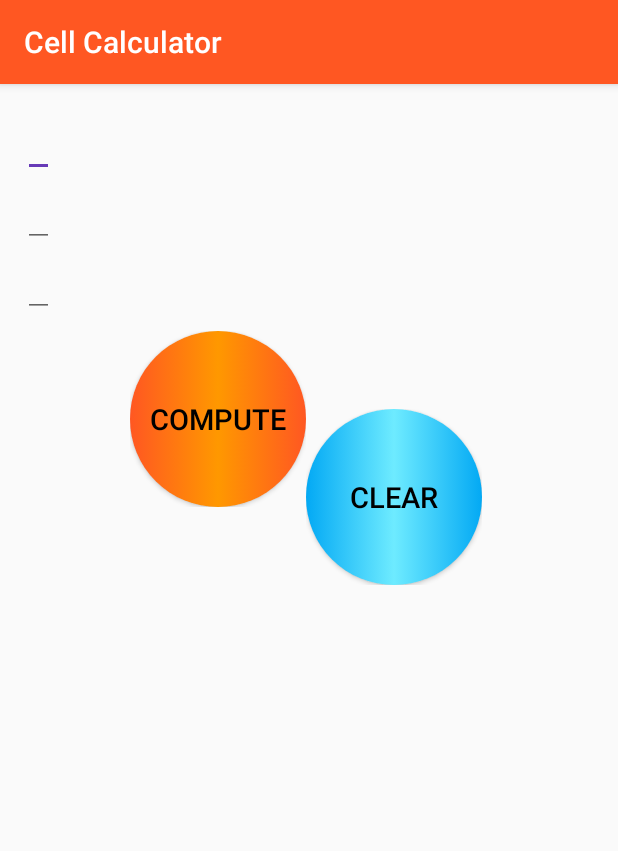
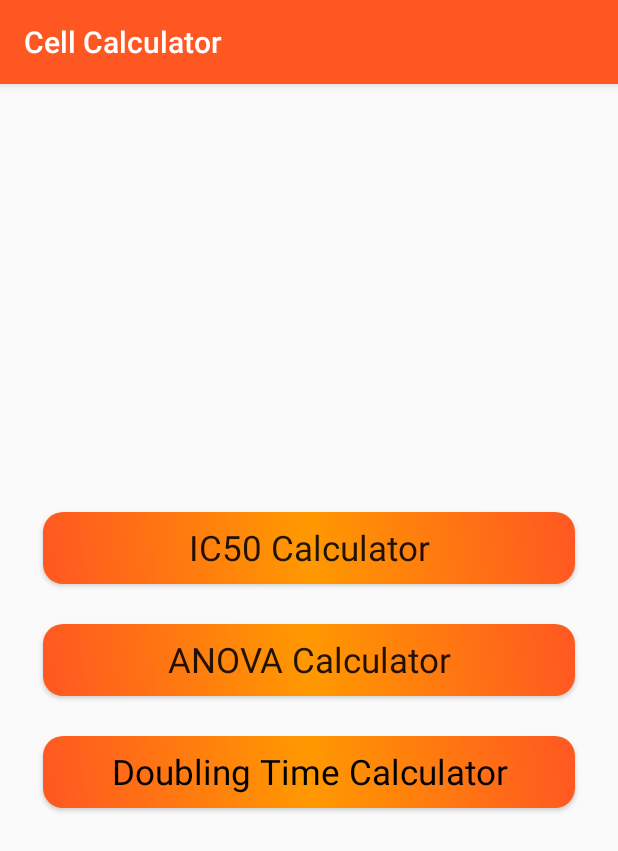
Before and after one commit to faramarzaf/Cell-Calculator, an Android app: the screen it shows after launch (MainActivity before the commit, FirstActivity after it), on a phone screen of 412 x 824 dp. Shown: the top 851 px of the screen. Run offline under Robolectric (Android 15) with nearby library versions, the phone set to English and light mode, and no system bars; our stand-ins replace sdp/ssp sizes; plain views replace ExtendedEditText, RippleView, TextFieldBoxes.

Commit message:
first screen added

```diff
--- a/app/src/main/AndroidManifest.xml
+++ b/app/src/main/AndroidManifest.xml
@@ -1,5 +1,6 @@
 <?xml version="1.0" encoding="utf-8"?>
 <manifest xmlns:android="http://schemas.android.com/apk/res/android"
+    xmlns:tools="http://schemas.android.com/tools"
     package="com.faramarz.tictacdev.cellcalculator">
 
     <application
@@ -8,14 +9,28 @@
         android:label="@string/app_name"
         android:roundIcon="@mipmap/ic_launcher_round"
         android:supportsRtl="true"
-        android:theme="@style/AppTheme">
-        <activity android:name=".MainActivity">
+        android:theme="@style/AppTheme"
+        tools:ignore="GoogleAppIndexingWarning">
+
+        <activity android:name=".FirstActivity">
+
             <intent-filter>
                 <action android:name="android.intent.action.MAIN" />
-
                 <category android:name="android.intent.category.LAUNCHER" />
             </intent-filter>
+
         </activity>
+
+
+
+        <activity android:name=".MainActivity"
+            android:label="Doubling Time Calculator"
+            >
+
+        </activity>
+
+
+
+
     </application>
-
 </manifest>
--- /dev/null
+++ b/app/src/main/java/com/faramarz/tictacdev/cellcalculator/FirstActivity.java
@@ -0,0 +1,40 @@
+package com.faramarz.tictacdev.cellcalculator;
+
+import android.content.Intent;
+import android.support.v7.app.AppCompatActivity;
+import android.os.Bundle;
+import android.view.View;
+import android.widget.Button;
+
+public class FirstActivity extends AppCompatActivity implements View.OnClickListener {
+
+    Button btn_ic50, btn_anova,btn_doublingTime;
+
+    @Override
+    protected void onCreate(Bundle savedInstanceState) {
+        super.onCreate(savedInstanceState);
+        setContentView(R.layout.activity_first);
+        bind();
+
+        btn_ic50.setOnClickListener(this);
+        btn_anova.setOnClickListener(this);
+        btn_doublingTime.setOnClickListener(this);
+    }
+
+    void bind(){
+        btn_ic50 = findViewById(R.id.btn_ic50);
+        btn_anova = findViewById(R.id.btn_anova);
+        btn_doublingTime = findViewById(R.id.btn_doublingTime);
+    }
+
+    @Override
+    public void onClick(View v) {
+        if (v.getId()==btn_ic50.getId()){
+
+        }else if (v.getId()==btn_anova.getId()){
+
+        }else if(v.getId()==btn_doublingTime.getId()){
+            startActivity(new Intent(this,MainActivity.class));
+        }
+    }
+}
--- /dev/null
+++ b/app/src/main/res/drawable-v24/bg_btns_firsts.xml
@@ -0,0 +1,18 @@
+<?xml version="1.0" encoding="utf-8"?>
+<selector xmlns:android="http://schemas.android.com/apk/res/android">
+    <item android:state_pressed="false">
+        <shape android:shape="rectangle">
+            <gradient android:centerColor="#FF9900" android:endColor="#ff5722" android:startColor="#ff5722" android:angle="45" />
+            <corners android:radius="@dimen/_10sdp"/>
+
+        </shape>
+    </item>
+    <item android:state_pressed="true">
+        <shape android:shape="rectangle">
+            <solid android:color="#FF5900" />
+            <corners android:radius="@dimen/_10sdp"/>
+        </shape>
+    </item>
+
+
+</selector>
--- a/app/src/main/res/drawable/bg_btn_circle.xml
+++ b/app/src/main/res/drawable/bg_btn_circle.xml
@@ -7,7 +7,7 @@
     </item>
     <item android:state_pressed="true">
         <shape android:shape="oval">
-            <solid android:color="#2DE4E4E4" />
+            <solid android:color="#A8FF5722" />
         </shape>
     </item>
 
--- a/app/src/main/res/drawable/bg_btn_circle_clear.xml
+++ b/app/src/main/res/drawable/bg_btn_circle_clear.xml
@@ -7,7 +7,7 @@
     </item>
     <item android:state_pressed="true">
         <shape android:shape="oval">
-            <solid android:color="#2DE4E4E4" />
+            <solid android:color="#722196F3" />
         </shape>
     </item>
 
--- /dev/null
+++ b/app/src/main/res/layout/activity_first.xml
@@ -0,0 +1,58 @@
+<?xml version="1.0" encoding="utf-8"?>
+<LinearLayout xmlns:android="http://schemas.android.com/apk/res/android"
+    xmlns:app="http://schemas.android.com/apk/res-auto"
+    xmlns:tools="http://schemas.android.com/tools"
+    android:layout_width="match_parent"
+    android:layout_height="match_parent"
+    android:orientation="vertical"
+    android:padding="@dimen/_12sdp"
+    tools:context=".FirstActivity">
+
+
+    <LinearLayout
+        android:layout_width="match_parent"
+        android:layout_height="match_parent"
+        android:layout_gravity="center"
+        android:gravity="center"
+        android:orientation="vertical"
+
+        >
+
+        <Button
+            android:id="@+id/btn_ic50"
+            style="@style/Theme.AppCompat.Light"
+            android:layout_width="match_parent"
+            android:layout_height="wrap_content"
+            android:layout_margin="@dimen/_10sdp"
+            android:background="@drawable/bg_btns_firsts"
+            android:text="IC50 Calculator"
+            android:textSize="@dimen/_18sdp" />
+
+        <Button
+            android:id="@+id/btn_anova"
+            style="@style/Theme.AppCompat.Light"
+            android:layout_width="match_parent"
+            android:layout_height="wrap_content"
+            android:layout_margin="@dimen/_10sdp"
+            android:background="@drawable/bg_btns_firsts"
+            android:text="ANOVA Calculator"
+            android:textSize="@dimen/_18sdp" />
+
+        <Button
+            android:id="@+id/btn_doublingTime"
+            style="@style/Theme.AppCompat.Light"
+            android:layout_width="match_parent"
+            android:layout_height="wrap_content"
+            android:layout_margin="@dimen/_10sdp"
+            android:background="@drawable/bg_btns_firsts"
+            android:text="Doubling Time Calculator"
+            android:textColor="#000"
+            android:textSize="@dimen/_18sdp"
+
+            />
+
+
+    </LinearLayout>
+
+
+</LinearLayout>
--- a/app/src/main/res/layout/activity_main.xml
+++ b/app/src/main/res/layout/activity_main.xml
@@ -7,7 +7,7 @@
     android:orientation="vertical"
     android:padding="@dimen/_12sdp"
     tools:context=".MainActivity"
-
+    android:background="#fff"
     >
 
     <ScrollView
@@ -77,7 +77,7 @@
                     android:layout_height="wrap_content"
                     app:errorColor="#000000"
                     app:hasClearButton="true"
-                    app:labelText="Duration"
+                    app:labelText="Duration (hour)"
                     app:maxCharacters="3"
 
                     app:minCharacters="1"
@@ -162,7 +162,7 @@
                     android:layout_height="wrap_content"
                     android:layout_gravity="center"
                     android:gravity="center"
-                    android:textColor="#FF5E2B"
+                    android:textColor="@color/colorPrimaryDark"
                     android:textSize="@dimen/_25sdp"
                     android:textStyle="bold" />
 
```
